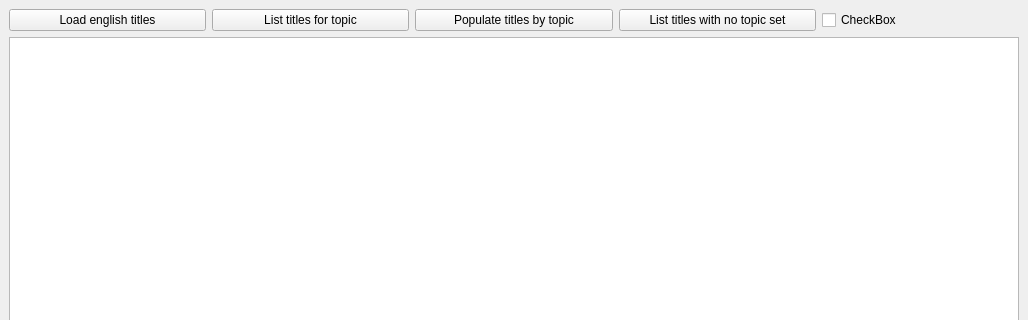
Old version of the form mainwindow.ui in the repository stoyan-shopov/qlg; both pictures show x 0 to 1028 and y 0 to 320 of the 1028 by 721 pixel window.
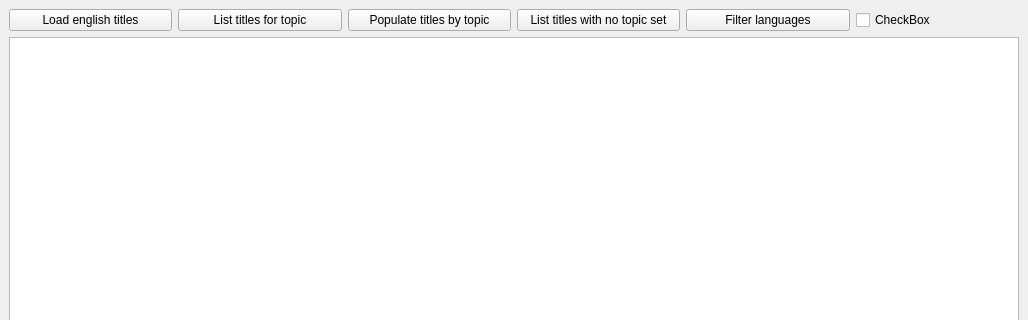
New version of the form.

The edit to the form file:
```diff
--- a/mainwindow.ui
+++ b/mainwindow.ui
@@ -51,6 +51,13 @@
         </property>
        </widget>
       </item>
+      <item>
+       <widget class="QPushButton" name="pushButtonFilterLanguages">
+        <property name="text">
+         <string>Filter languages</string>
+        </property>
+       </widget>
+      </item>
       <item>
        <widget class="QCheckBox" name="checkBox">
         <property name="text">
```
